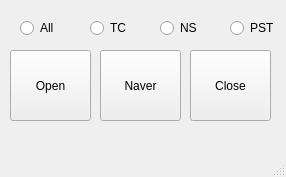
Old version of the form test1.ui in the repository ks00141/ks00141.
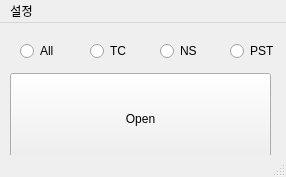
New version of the form.

What changed in the file:
```diff
--- a/test1.ui
+++ b/test1.ui
@@ -83,40 +83,14 @@
      <rect>
       <x>10</x>
       <y>50</y>
-      <width>81</width>
-      <height>71</height>
+      <width>261</width>
+      <height>91</height>
      </rect>
     </property>
     <property name="text">
      <string>Open</string>
     </property>
    </widget>
-   <widget class="QPushButton" name="btn_naver">
-    <property name="geometry">
-     <rect>
-      <x>100</x>
-      <y>50</y>
-      <width>81</width>
-      <height>71</height>
-     </rect>
-    </property>
-    <property name="text">
-     <string>Naver</string>
-    </property>
-   </widget>
-   <widget class="QPushButton" name="btn_close">
-    <property name="geometry">
-     <rect>
-      <x>190</x>
-      <y>50</y>
-      <width>81</width>
-      <height>71</height>
-     </rect>
-    </property>
-    <property name="text">
-     <string>Close</string>
-    </property>
-   </widget>
   </widget>
   <widget class="QMenuBar" name="menubar">
    <property name="geometry">
@@ -127,6 +101,14 @@
      <height>21</height>
     </rect>
    </property>
+   <widget class="QMenu" name="menu">
+    <property name="title">
+     <string>설정</string>
+    </property>
+    <addaction name="separator"/>
+    <addaction name="userset"/>
+   </widget>
+   <addaction name="menu"/>
   </widget>
   <widget class="QStatusBar" name="statusbar"/>
  </widget>
```
Left out of the diff: 5 changed lines with no effect on the pictures.
